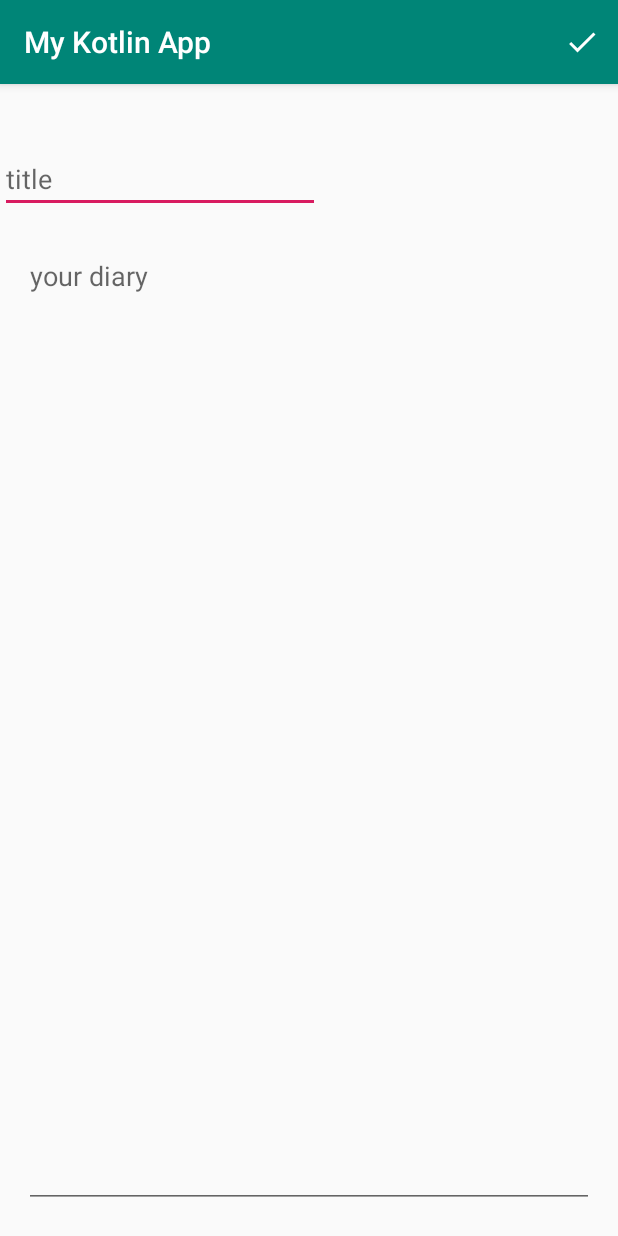
After one commit to omooooori/MyFirstKotlinApp, an Android app: the NewDiaryActivity screen opened directly, with no data from a screen before it, on a phone screen of 412 x 824 dp. The commit adds this screen. Run offline under Robolectric (Android 15) with nearby library versions, the phone set to English and light mode, and no system bars; libraries missing offline, so code that uses them is left out: com.android.wings; Roboto replaces fonts that are not available here.

Commit message:
#1 Create Layout.

```diff
--- a/app/src/main/AndroidManifest.xml
+++ b/app/src/main/AndroidManifest.xml
@@ -11,7 +11,9 @@
         android:roundIcon="@mipmap/ic_launcher_round"
         android:supportsRtl="true"
         android:theme="@style/AppTheme">
-        <activity android:name=".MovieRentalApp"></activity>
+        <activity android:name=".NewDiaryActivity"></activity>
+        <activity android:name=".MyDiaryActivity" />
+        <activity android:name=".MovieRentalApp" />
         <activity android:name=".FitnessApp" />
         <activity android:name=".ConstraintLayoutApp" />
         <activity android:name=".NewsApp" />
--- a/app/src/main/java/com/android/wings/websarva/kotlinapp/MainActivity.kt
+++ b/app/src/main/java/com/android/wings/websarva/kotlinapp/MainActivity.kt
@@ -88,6 +88,11 @@ class MainActivity : AppCompatActivity() {
                 val intent = Intent(this@MainActivity, MovieRentalApp::class.java)
                 startActivity(intent)
             }
+
+            if (item == "My Diary App") {
+                val intent = Intent(this@MainActivity, MyDiaryActivity::class.java)
+                startActivity(intent)
+            }
         }
     }
 }
--- /dev/null
+++ b/app/src/main/java/com/android/wings/websarva/kotlinapp/NewDiaryActivity.kt
@@ -0,0 +1,21 @@
+package com.android.wings.websarva.kotlinapp
+
+import androidx.appcompat.app.AppCompatActivity
+import android.os.Bundle
+import android.view.Menu
+import android.view.MenuInflater
+
+class NewDiaryActivity : AppCompatActivity() {
+
+    override fun onCreate(savedInstanceState: Bundle?) {
+        super.onCreate(savedInstanceState)
+        setContentView(R.layout.activity_new_diary)
+    }
+
+    override fun onCreateOptionsMenu(menu: Menu?): Boolean {
+        val inflater: MenuInflater = menuInflater
+        inflater.inflate(R.menu.action_bar_menu, menu)
+
+        return true
+    }
+}
--- /dev/null
+++ b/app/src/main/res/layout/activity_new_diary.xml
@@ -0,0 +1,43 @@
+<?xml version="1.0" encoding="utf-8"?>
+<androidx.constraintlayout.widget.ConstraintLayout xmlns:android="http://schemas.android.com/apk/res/android"
+    xmlns:app="http://schemas.android.com/apk/res-auto"
+    xmlns:tools="http://schemas.android.com/tools"
+    android:layout_width="match_parent"
+    android:layout_height="match_parent"
+    tools:context=".NewDiaryActivity">
+
+    <TextView
+        android:id="@+id/tv_current_date"
+        android:layout_width="wrap_content"
+        android:layout_height="wrap_content"
+        android:textSize="18sp"
+        app:layout_constraintStart_toStartOf="parent"
+        app:layout_constraintTop_toTopOf="parent"
+        tools:text="current date" />
+
+    <EditText
+        android:id="@+id/et_diary_title"
+        android:layout_width="wrap_content"
+        android:layout_height="wrap_content"
+        android:layout_marginTop="16dp"
+        android:ems="10"
+        android:hint="title"
+        app:layout_constraintStart_toStartOf="parent"
+        app:layout_constraintTop_toBottomOf="@id/tv_current_date" />
+
+    <EditText
+        android:id="@+id/et_diary_content"
+        android:layout_width="match_parent"
+        android:layout_height="644dp"
+        android:layout_margin="16dp"
+        app:layout_constraintBottom_toBottomOf="parent"
+        app:layout_constraintEnd_toEndOf="parent"
+        app:layout_constraintStart_toStartOf="parent"
+        app:layout_constraintTop_toBottomOf="@id/et_diary_title"
+        android:gravity="top"
+        android:inputType="text"
+        android:hint="your diary"
+        />
+
+
+</androidx.constraintlayout.widget.ConstraintLayout>
--- /dev/null
+++ b/app/src/main/res/menu/action_bar_menu.xml
@@ -0,0 +1,12 @@
+<?xml version="1.0" encoding="utf-8"?>
+<menu xmlns:android="http://schemas.android.com/apk/res/android"
+    xmlns:app="http://schemas.android.com/apk/res-auto">
+
+    <item
+        android:id="@+id/save_diary"
+        android:icon="@drawable/ic_done"
+        app:showAsAction="ifRoom"
+        android:title="Save Diary"
+        />
+
+</menu>
--- a/app/src/main/res/values/strings.xml
+++ b/app/src/main/res/values/strings.xml
@@ -13,6 +13,7 @@
         <item>ConstraintLayout Practice</item>
         <item>Fitness App</item>
         <item>Movie Rental App</item>
+        <item>My Diary App</item>
     </string-array>
     <!--    Happy New Year-->
     <string name="app_name">My Kotlin App</string>
@@ -107,5 +108,4 @@
         of Infinity Stones and wiping out half of all life in the universe.
     </string>
 
-
 </resources>
```
